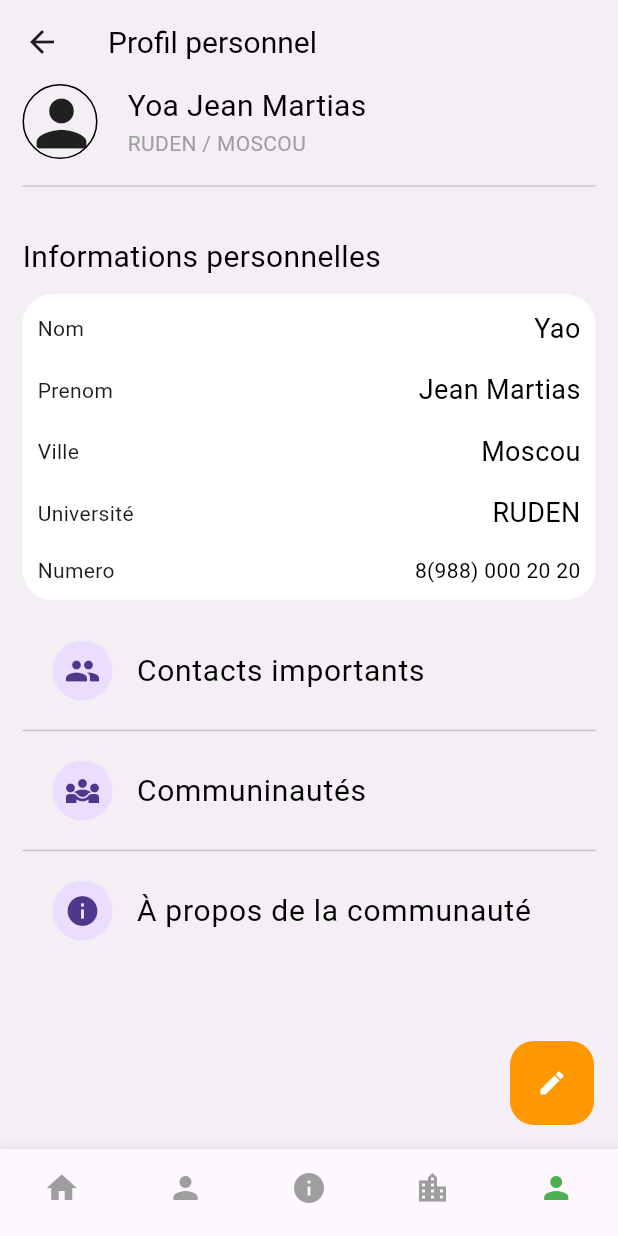
After one commit to DinoRu/Fedesie-app, a Flutter app: the MainPage screen opened by its route, item 5 of the bottom bar chosen, after a tap on the "edit" icon, on a phone screen of 412 x 824 dp. The commit adds this screen. Run offline on Flutter 3.47's test engine with Material 3 defaults, Android fonts, the phone set to English and light mode, and no system bars; our stand-ins replace icons_plus, intl_phone_field, intl_phone_number_input.

Commit message:
Add to new

```diff
--- a/lib/pages/accueil.dart
+++ b/lib/pages/accueil.dart
@@ -2,11 +2,16 @@ import 'dart:async';
 
 import 'package:fedesie_app/models/itemLists.dart';
 import 'package:fedesie_app/models/postsList.dart';
+// import 'package:fedesie_app/pages/homepage.dart';
+import 'package:fedesie_app/pages/profile_page.dart';
 import 'package:fedesie_app/utils/cards.dart';
-import 'package:fedesie_app/widgets/big_text.dart';
-import 'package:fedesie_app/widgets/postlistwidget.dart';
+// import 'package:fedesie_app/widgets/big_text.dart';
+import 'package:fedesie_app/widgets/card_item.dart';
+// import 'package:fedesie_app/widgets/postlistwidget.dart';
 import 'package:flutter/material.dart';
-
+import '../widgets/card_recent.dart';
+import 'annonce_page.dart';
+import 'contact_page.dart';
 import 'detailpage.dart';
 
 class Accueil extends StatelessWidget {
@@ -28,6 +33,13 @@ class AccueilHome extends StatefulWidget {
 }
 
 class _AccueilHomeState extends State<AccueilHome> {
+
+  List pages = [
+    Accueil(),
+    ContactPage(),
+    AnnoncePage(),
+    ProfilePage(),
+  ];
 
   List<Item> conferences = [
     Item(
@@ -157,32 +169,40 @@ class _AccueilHomeState extends State<AccueilHome> {
   ];
 
   int currentAnnonceIndex = 0;
+  int currentIndex = 0;
+
+  void onTap(int index) {
+    setState(() {
+      currentIndex = index;
+    });
+  }
 
   @override
   void initState() {
     // TODO: implement initState
     super.initState();
-    startScrollTimer();
-  }
-
-  void startScrollTimer() {
-    Timer.periodic(Duration(seconds: 1), (timer) {
-      setState(() {
-        currentAnnonceIndex = (currentAnnonceIndex + 1) % annonceImages.length;
-      });
-    });
   }
 
   @override
   Widget build(BuildContext context) {
+
     return Scaffold(
-      extendBodyBehindAppBar: true,
+      // backgroundColor: Colors.grey.withOpacity(0.2),
       body: SafeArea(
         child: SingleChildScrollView(
           child: Column(
             crossAxisAlignment: CrossAxisAlignment.start,
             children: [
-              const SizedBox(height: 44),
+              const SizedBox(height: 24),
+              Padding(
+                padding: const EdgeInsets.symmetric(horizontal: 15),
+                child: Row(
+                  children: [
+                    Text('Lundi, 12/02/2024', style: TextStyle(fontWeight: FontWeight.bold, fontSize: 15),)
+                  ],
+                ),
+              ),
+              SizedBox(height: 10),
               Container(
                 padding: EdgeInsets.symmetric(horizontal: 15),
                 width: MediaQuery.of(context).size.width,
@@ -201,15 +221,17 @@ class _AccueilHomeState extends State<AccueilHome> {
               // build lists of recents posts
               Padding(
                 padding: const EdgeInsets.symmetric(horizontal: 15),
-                child: Text("Recents posts", style: TextStyle(fontWeight: FontWeight.bold, fontSize: 25),),
+                child: Text("Dernieres infos", style: TextStyle(fontWeight: FontWeight.w500, fontSize: 18),),
               ),
-              SizedBox(height: 10),
+              SizedBox(height: 15),
               //
-              BigText(color: Color(0xFF3E3D3), text: 'Annonces recentes'),
-              SizedBox(height: 44,),
+              RCard(title: 'Demande d aide financieres', thumbnail: 'assets/images/debat-1.jpeg', time: '30min'),
+              SizedBox(height:5),
+              RCard(title: 'Passport disponible', thumbnail: "assets/images/photo_fedesie_annonce.jpg", time: 'Il y 10min'),
+              SizedBox(height: 20),
               // Build section conferences
               buildSection('Conferences', conferences),
-              SizedBox(height: 20,),
+              SizedBox(height: 20),
               // Section activites
               buildSection('Activites', activites),
               SizedBox(height: 20),
@@ -232,7 +254,7 @@ class _AccueilHomeState extends State<AccueilHome> {
           child: Row(
             mainAxisAlignment: MainAxisAlignment.spaceBetween,
             children: [
-              Text(title, style: TextStyle(fontSize: 24, fontWeight: FontWeight.bold),),
+              Text(title, style: TextStyle(fontSize: 18, fontWeight: FontWeight.w600),),
               Icon(Icons.add, size: 30,)
             ],
           ),
@@ -240,7 +262,7 @@ class _AccueilHomeState extends State<AccueilHome> {
         Padding(
           padding: const EdgeInsets.symmetric(horizontal: 10),
             child: Container(
-            height: 150,
+              height: 250,
               child: ListView.builder(
                 scrollDirection: Axis.horizontal,
                 itemCount: items.length,
@@ -260,12 +282,12 @@ class _AccueilHomeState extends State<AccueilHome> {
                             decoration: BoxDecoration(
                               borderRadius: BorderRadius.circular(20)
                             ),
-                          child: Card(
-                            child: ClipRRect(
-                                borderRadius: BorderRadius.circular(20),
-                                child: Image.asset(item.image, fit: BoxFit.cover))
-                            ,
-                          ),
+                            child: ItemCard(
+                              title: item.title,
+                              date: '08/03/2024',
+                              thumbnail: item.image,
+                              location: "Moscou",
+                            )
                           ),
                         ),
                       );
--- a/lib/pages/login.dart
+++ b/lib/pages/login.dart
@@ -142,7 +142,7 @@ class _LoginState extends State<Login> {
                               child: ElevatedButton(
                                 onPressed: (){
                                   if(_formSignInkey.currentState!.validate() && remenberPassword){
-                                    Navigator.of(context).pushNamedAndRemoveUntil('Accueil', (route) => false);
+                                    Navigator.of(context).pushNamedAndRemoveUntil('mainpage', (route) => false);
                                   } else if(!remenberPassword) {
                                     ScaffoldMessenger.of(context).showSnackBar(
                                       SnackBar(content: Text('Svp, Veuillez accepter les conditions'))
--- /dev/null
+++ b/lib/pages/main_page.dart
@@ -0,0 +1,56 @@
+import 'package:fedesie_app/pages/annonce_page.dart';
+import 'package:fedesie_app/pages/community_page.dart';
+import 'package:fedesie_app/pages/contact_page.dart';
+import 'package:fedesie_app/pages/profile_page.dart';
+import 'package:flutter/material.dart';
+
+import 'accueil.dart';
+
+class MainPage extends StatefulWidget {
+  const MainPage({super.key});
+
+  @override
+  State<MainPage> createState() => _MainPageState();
+}
+
+class _MainPageState extends State<MainPage> {
+
+  List pages = [
+    Accueil(),
+    ContactPage(),
+    AnnoncePage(),
+    CommunityPage(),
+    ProfilePage(),
+  ];
+
+  int currentIndex = 0;
+
+  void onTap ( int index ) {
+    setState(() {
+      currentIndex = index;
+    });
+  }
+
+  @override
+  Widget build(BuildContext context) {
+    return Scaffold(
+      body: pages[currentIndex],
+      bottomNavigationBar: BottomNavigationBar(
+        type: BottomNavigationBarType.fixed,
+        selectedItemColor: Colors.green,
+        unselectedItemColor: Colors.grey,
+        showSelectedLabels: false,
+        showUnselectedLabels: false,
+        currentIndex: currentIndex,
+        onTap: onTap,
+        items: [
+          BottomNavigationBarItem(icon: Icon(Icons.home), label: 'Home'),
+          BottomNavigationBarItem(icon: Icon(Icons.person), label: 'Contacts'),
+          BottomNavigationBarItem(icon: Icon(Icons.info), label: "Annonces"),
+          BottomNavigationBarItem(icon: Icon(Icons.location_city_outlined), label: 'Community'),
+          BottomNavigationBarItem(icon: Icon(Icons.person), label: 'Profile')
+        ],
+      ),
+    );
+  }
+}
--- /dev/null
+++ b/lib/pages/profile_page.dart
@@ -0,0 +1,126 @@
+import 'package:fedesie_app/widgets/Inkwel_widget.dart';
+import 'package:fedesie_app/widgets/big_text.dart';
+import 'package:flutter/material.dart';
+
+class ProfilePage extends StatelessWidget {
+  const ProfilePage({super.key});
+
+  @override
+  Widget build(BuildContext context) {
+    return Scaffold(
+      backgroundColor: Colors.grey.withOpacity(0.1),
+      appBar: AppBar(
+        backgroundColor: Colors.transparent,
+        title: BigText(color: Colors.black, text: "Profil personnel"),
+      ),
+      floatingActionButton: FloatingActionButton(
+        backgroundColor: Colors.orange,
+        foregroundColor: Colors.white,
+        elevation: 0,
+        child: Icon(Icons.edit, size: 20),
+        onPressed: (() => {}),
+      ),
+
+      body: SafeArea(
+        child: SingleChildScrollView(
+          child: Container(
+            padding: EdgeInsets.symmetric(horizontal: 15),
+            child: Column(
+              crossAxisAlignment: CrossAxisAlignment.start,
+              children: [
+                Container(
+                  child: Row(
+                    crossAxisAlignment: CrossAxisAlignment.center,
+                    children: [
+                      Container(
+                        height: 50,
+                        width: 50,
+                        decoration: BoxDecoration(
+                          borderRadius: BorderRadius.circular(50),
+                          border: Border.all(
+                            color: Colors.black,
+                          )
+                        ),
+                        child: Icon(Icons.person_rounded, size: 50),
+                      ),
+                      SizedBox(width: 20),
+                      Column(
+                        crossAxisAlignment: CrossAxisAlignment.start,
+                        children: [
+                          BigText(color: Colors.black, text: "Yoa Jean Martias"),
+                          Text('RUDEN / MOSCOU', style: TextStyle(color: Colors.grey, fontSize: 14), )
+                        ],
+                      ),
+                    ],
+                  ),
+                ),
+                SizedBox(height: 10,),
+                Divider(),
+                SizedBox(height: 25),
+                BigText(color: Colors.black, text: "Informations personnelles"),
+                SizedBox(height: 10),
+                Container(
+                  padding: EdgeInsets.all(10),
+                  decoration: BoxDecoration(
+                    color: Colors.white,
+                    // border: Border.all(color: Colors.black.withOpacity(0.2)),
+                    borderRadius: BorderRadius.circular(20)
+                  ),
+                  child: Column(
+                    children: [
+                      Row(
+                        mainAxisAlignment: MainAxisAlignment.spaceBetween,
+                        children: [
+                          Text("Nom "),
+                          BigText(color: Colors.black, text: 'Yao', size: 18,)
+                        ],
+                      ),
+                      SizedBox(height: 15),
+                      Row(
+                        mainAxisAlignment: MainAxisAlignment.spaceBetween,
+                        children: [
+                          Text("Prenom"),
+                          BigText(color: Colors.black, text: 'Jean Martias', size: 18,)
+                        ],
+                      ),
+                      SizedBox(height: 15),
+                      Row(
+                        mainAxisAlignment: MainAxisAlignment.spaceBetween,
+                        children: [
+                          Text("Ville "),
+                          BigText(color: Colors.black, text: 'Moscou', size: 18,)
+                        ],
+                      ),
+                      SizedBox(height: 15),
+                      Row(
+                        mainAxisAlignment: MainAxisAlignment.spaceBetween,
+                        children: [
+                          Text("Université "),
+                          BigText(color: Colors.black, text: 'RUDEN', size: 18)
+                        ],
+                      ),
+                      SizedBox(height: 15),
+                      Row(
+                        mainAxisAlignment: MainAxisAlignment.spaceBetween,
+                        children: [
+                          Text("Numero "),
+                          BigText(color: Colors.black, text: '8(988) 000 20 20', size: 14,)
+                        ],
+                      )
+                    ],
+                  ),
+                ),
+                SizedBox(height: 15),
+                ParameterWidget(Icon(Icons.people), "Contacts importants"),
+                Divider(),
+                ParameterWidget(Icon(Icons.diversity_3), "Communinautés"),
+                Divider(),
+                ParameterWidget(Icon(Icons.info), "À propos de la communauté")
+              ],
+            ),
+          ),
+        ),
+      )
+    );
+  }
+}
--- /dev/null
+++ b/lib/widgets/Inkwel_widget.dart
@@ -0,0 +1,19 @@
+import 'package:flutter/cupertino.dart';
+import 'package:flutter/material.dart';
+
+import 'big_text.dart';
+
+Widget ParameterWidget( Icon icon, String title) {
+  return InkWell(
+    focusColor: Colors.transparent,
+    onTap: () {},
+    child: Card(
+        color: Colors.transparent,
+        elevation: 0,
+        child: ListTile(
+          leading: CircleAvatar(child: icon),
+          title: BigText(color: Colors.black, text: title),
+        )
+    ),
+  );
+}
--- /dev/null
+++ b/lib/widgets/card_item.dart
@@ -0,0 +1,66 @@
+import 'package:fedesie_app/widgets/big_text.dart';
+import 'package:flutter/material.dart';
+
+
+class ItemCard extends StatelessWidget {
+
+  final String title;
+  final String date;
+  final String location;
+  final String thumbnail;
+  ItemCard({
+    super.key,
+    required this.title,
+    required this.date,
+    required this.location,
+    required this.thumbnail,
+  });
+
+  @override
+  Widget build(BuildContext context) {
+    return Card(
+      child: Column(
+        children: [
+          ClipRRect(
+            borderRadius: BorderRadius.circular(15),
+              child: Image.asset(thumbnail, height: 150, width: 200, fit: BoxFit.cover, )
+          ),
+          SizedBox(height: 15,),
+          Padding(
+            padding: const EdgeInsets.symmetric(horizontal: 10),
+            child: Column(
+                crossAxisAlignment: CrossAxisAlignment.start,
+                children: [
+                  BigText(color: Colors.black, text: title, size: 16,),
+                  SizedBox(height: 5),
+                  Row(
+                    mainAxisAlignment: MainAxisAlignment.spaceBetween,
+                    children: [
+                      Text(
+                        "$date",
+                        style: TextStyle(
+                          fontSize: 10,
+                          color: Colors.black45,
+                        ),
+                      ),
+                      Row(
+                        children: [
+                          Icon(Icons.place, size: 10,),
+                          Text(
+                            "$location",
+                            style: TextStyle(
+                              color: Colors.black45,
+                            ),
+                          )
+                        ],
+                      )
+                    ],
+                  ),
+                ],
+              ),
+          ),
+        ],
+      ),
+    );
+  }
+}
--- /dev/null
+++ b/lib/widgets/card_recent.dart
@@ -0,0 +1,53 @@
+import 'package:fedesie_app/widgets/big_text.dart';
+import 'package:flutter/material.dart';
+
+class RCard extends StatelessWidget {
+
+  final String thumbnail;
+  final String title;
+  final String time;
+  const RCard({
+    super.key,
+    required this.title,
+    required this.thumbnail,
+    required this.time
+  });
+
+  @override
+  Widget build(BuildContext context) {
+    return Padding(
+      padding: const EdgeInsets.symmetric(horizontal: 15),
+      child: Card(
+        child: Container(
+          padding: const EdgeInsets.symmetric(vertical: 20, horizontal: 5),
+          decoration: BoxDecoration(
+            borderRadius: BorderRadius.circular(10)
+          ),
+          child: Row(
+            children: [
+              ClipRRect(
+                  borderRadius: BorderRadius.circular(5),
+                  child: Image.asset(thumbnail, width: 40, height: 40, fit: BoxFit.cover,)
+              ),
+              SizedBox(width: 10),
+              Column(
+                crossAxisAlignment: CrossAxisAlignment.start,
+                children: [
+                  BigText(color: Colors.black, text: title, size: 16,),
+                  Row(
+                    children: [
+                      Icon(Icons.timelapse, size: 20, color: Colors.orange),
+                      SizedBox(width: 10),
+                      Text(time, style: TextStyle(fontStyle: FontStyle.italic, color: Colors.orange)),
+                    ],
+                  )
+                ],
+              )
+            ],
+          ),
+
+        ),
+      ),
+    );
+  }
+}
```
Also changed, not shown: lib/main.dart (+3 -17 lines), lib/pages/annonce_page.dart (added, +12 -0 lines), lib/pages/community_page.dart (added, +12 -0 lines), lib/pages/contact_page.dart (added, +15 -0 lines), lib/pages/homepage.dart (+17 -0 lines). Lines whose indentation alone changed are shown as unchanged.
